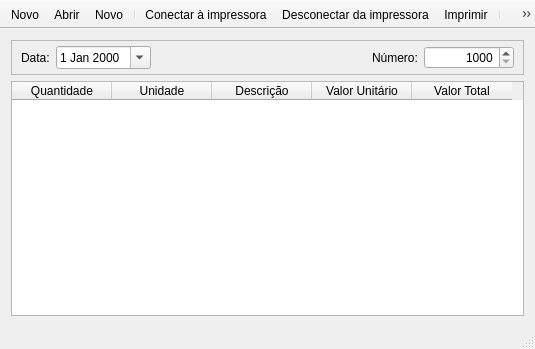
Old version of the form mainwindow.ui in the repository leidensj/BKVale.
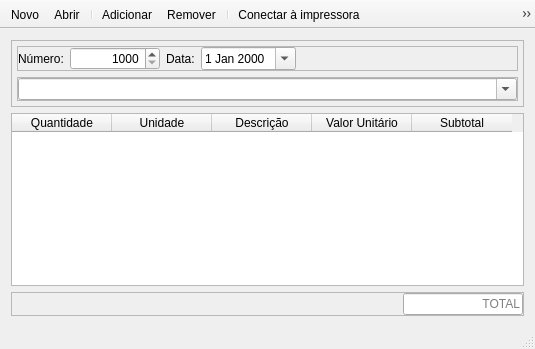
New version of the form. Icons and pictures are not drawn.

```diff
--- a/mainwindow.ui
+++ b/mainwindow.ui
@@ -27,92 +27,162 @@
       <property name="frameShadow">
        <enum>QFrame::Plain</enum>
       </property>
-      <layout class="QHBoxLayout" name="horizontalLayout_4">
+      <layout class="QVBoxLayout" name="verticalLayout_2">
+       <property name="spacing">
+        <number>6</number>
+       </property>
        <property name="leftMargin">
-        <number>9</number>
+        <number>5</number>
        </property>
        <property name="topMargin">
         <number>5</number>
        </property>
        <property name="rightMargin">
-        <number>9</number>
+        <number>5</number>
        </property>
        <property name="bottomMargin">
         <number>5</number>
        </property>
        <item>
-        <widget class="QLabel" name="label">
-         <property name="text">
-          <string>Data:</string>
+        <widget class="QFrame" name="frame_3">
+         <property name="frameShape">
+          <enum>QFrame::StyledPanel</enum>
          </property>
-        </widget>
-       </item>
-       <item>
-        <widget class="QDateEdit" name="dateEdit">
-         <property name="wrapping">
-          <bool>false</bool>
+         <property name="frameShadow">
+          <enum>QFrame::Raised</enum>
          </property>
-         <property name="frame">
-          <bool>true</bool>
-         </property>
-         <property name="buttonSymbols">
-          <enum>QAbstractSpinBox::UpDownArrows</enum>
-         </property>
-         <property name="calendarPopup">
-          <bool>true</bool>
-         </property>
+         <layout class="QHBoxLayout" name="horizontalLayout_2">
+          <property name="leftMargin">
+           <number>0</number>
+          </property>
+          <property name="topMargin">
+           <number>0</number>
+          </property>
+          <property name="rightMargin">
+           <number>0</number>
+          </property>
+          <property name="bottomMargin">
+           <number>0</number>
+          </property>
+          <item>
+           <widget class="QLabel" name="label_2">
+            <property name="text">
+             <string>Número:</string>
+            </property>
+           </widget>
+          </item>
+          <item>
+           <widget class="QSpinBox" name="id">
+            <property name="minimumSize">
+             <size>
+              <width>90</width>
+              <height>0</height>
+             </size>
+            </property>
+            <property name="alignment">
+             <set>Qt::AlignRight|Qt::AlignTrailing|Qt::AlignVCenter</set>
+            </property>
+            <property name="readOnly">
+             <bool>false</bool>
+            </property>
+            <property name="correctionMode">
+             <enum>QAbstractSpinBox::CorrectToNearestValue</enum>
+            </property>
+            <property name="minimum">
+             <number>1000</number>
+            </property>
+            <property name="maximum">
+             <number>999999999</number>
+            </property>
+           </widget>
+          </item>
+          <item>
+           <widget class="QLabel" name="label">
+            <property name="text">
+             <string>Data:</string>
+            </property>
+           </widget>
+          </item>
+          <item>
+           <widget class="QDateEdit" name="date">
+            <property name="wrapping">
+             <bool>false</bool>
+            </property>
+            <property name="frame">
+             <bool>true</bool>
+            </property>
+            <property name="buttonSymbols">
+             <enum>QAbstractSpinBox::UpDownArrows</enum>
+            </property>
+            <property name="calendarPopup">
+             <bool>true</bool>
+            </property>
+           </widget>
+          </item>
+          <item>
+           <spacer name="horizontalSpacer">
+            <property name="orientation">
+             <enum>Qt::Horizontal</enum>
+            </property>
+            <property name="sizeHint" stdset="0">
+             <size>
+              <width>40</width>
+              <height>20</height>
+             </size>
+            </property>
+           </spacer>
+          </item>
+         </layout>
         </widget>
        </item>
        <item>
-        <spacer name="horizontalSpacer">
-         <property name="orientation">
-          <enum>Qt::Horizontal</enum>
+        <widget class="QFrame" name="frame_4">
+         <property name="frameShape">
+          <enum>QFrame::StyledPanel</enum>
          </property>
-         <property name="sizeHint" stdset="0">
-          <size>
-           <width>40</width>
-           <height>20</height>
-          </size>
+         <property name="frameShadow">
+          <enum>QFrame::Raised</enum>
          </property>
-        </spacer>
-       </item>
-       <item>
-        <widget class="QLabel" name="label_2">
-         <property name="text">
-          <string>Número:</string>
-         </property>
-        </widget>
-       </item>
-       <item>
-        <widget class="QSpinBox" name="spinBox">
-         <property name="minimumSize">
-          <size>
-           <width>90</width>
-           <height>0</height>
-          </size>
-         </property>
-         <property name="alignment">
-          <set>Qt::AlignRight|Qt::AlignTrailing|Qt::AlignVCenter</set>
-         </property>
-         <property name="readOnly">
-          <bool>false</bool>
-         </property>
-         <property name="correctionMode">
-          <enum>QAbstractSpinBox::CorrectToNearestValue</enum>
-         </property>
-         <property name="minimum">
-          <number>1000</number>
-         </property>
-         <property name="maximum">
-          <number>999999999</number>
-         </property>
+         <layout class="QHBoxLayout" name="horizontalLayout_3">
+          <property name="leftMargin">
+           <number>0</number>
+          </property>
+          <property name="topMargin">
+           <number>0</number>
+          </property>
+          <property name="rightMargin">
+           <number>0</number>
+          </property>
+          <property name="bottomMargin">
+           <number>0</number>
+          </property>
+          <item>
+           <widget class="QComboBox" name="provider">
+            <property name="sizePolicy">
+             <sizepolicy hsizetype="Expanding" vsizetype="Fixed">
+              <horstretch>0</horstretch>
+              <verstretch>0</verstretch>
+             </sizepolicy>
+            </property>
+            <property name="editable">
+             <bool>true</bool>
+            </property>
+            <property name="insertPolicy">
+             <enum>QComboBox::InsertAlphabetically</enum>
+            </property>
+            <property name="frame">
+             <bool>true</bool>
+            </property>
+           </widget>
+          </item>
+         </layout>
         </widget>
        </item>
       </layout>
      </widget>
     </item>
     <item>
-     <widget class="QTableWidget" name="tableWidget">
+     <widget class="QTableWidget" name="table">
       <property name="alternatingRowColors">
        <bool>true</bool>
       </property>
@@ -120,10 +190,16 @@
        <enum>QAbstractItemView::SingleSelection</enum>
       </property>
       <property name="verticalScrollMode">
-       <enum>QAbstractItemView::ScrollPerPixel</enum>
+       <enum>QAbstractItemView::ScrollPerItem</enum>
       </property>
       <property name="horizontalScrollMode">
-       <enum>QAbstractItemView::ScrollPerPixel</enum>
+       <enum>QAbstractItemView::ScrollPerItem</enum>
+      </property>
+      <property name="cornerButtonEnabled">
+       <bool>true</bool>
+      </property>
+      <property name="rowCount">
+       <number>0</number>
       </property>
       <attribute name="horizontalHeaderHighlightSections">
        <bool>false</bool>
@@ -132,7 +208,7 @@
        <number>100</number>
       </attribute>
       <attribute name="verticalHeaderVisible">
-       <bool>false</bool>
+       <bool>true</bool>
       </attribute>
       <attribute name="verticalHeaderDefaultSectionSize">
        <number>24</number>
@@ -165,11 +241,85 @@
       </column>
       <column>
        <property name="text">
-        <string>Valor Total</string>
+        <string>Subtotal</string>
        </property>
       </column>
      </widget>
     </item>
+    <item>
+     <widget class="QFrame" name="frame">
+      <property name="frameShape">
+       <enum>QFrame::StyledPanel</enum>
+      </property>
+      <property name="frameShadow">
+       <enum>QFrame::Raised</enum>
+      </property>
+      <layout class="QHBoxLayout" name="horizontalLayout">
+       <property name="spacing">
+        <number>0</number>
+       </property>
+       <property name="leftMargin">
+        <number>0</number>
+       </property>
+       <property name="topMargin">
+        <number>0</number>
+       </property>
+       <property name="rightMargin">
+        <number>0</number>
+       </property>
+       <property name="bottomMargin">
+        <number>0</number>
+       </property>
+       <item>
+        <spacer name="horizontalSpacer_2">
+         <property name="orientation">
+          <enum>Qt::Horizontal</enum>
+         </property>
+         <property name="sizeHint" stdset="0">
+          <size>
+           <width>40</width>
+           <height>20</height>
+          </size>
+         </property>
+        </spacer>
+       </item>
+       <item>
+        <widget class="QLineEdit" name="total">
+         <property name="enabled">
+          <bool>true</bool>
+         </property>
+         <property name="minimumSize">
+          <size>
+           <width>120</width>
+           <height>0</height>
+          </size>
+         </property>
+         <property name="maximumSize">
+          <size>
+           <width>120</width>
+           <height>16777215</height>
+          </size>
+         </property>
+         <property name="echoMode">
+          <enum>QLineEdit::Normal</enum>
+         </property>
+         <property name="alignment">
+          <set>Qt::AlignRight|Qt::AlignTrailing|Qt::AlignVCenter</set>
+         </property>
+         <property name="readOnly">
+          <bool>true</bool>
+         </property>
+         <property name="placeholderText">
+          <string>TOTAL</string>
+         </property>
+         <property name="clearButtonEnabled">
+          <bool>false</bool>
+         </property>
+        </widget>
+       </item>
+      </layout>
+     </widget>
+    </item>
    </layout>
   </widget>
   <widget class="QToolBar" name="mainToolBar">
@@ -192,8 +342,10 @@
     <bool>false</bool>
    </attribute>
    <addaction name="actionNew"/>
-   <addaction name="actionAbrir"/>
+   <addaction name="actionOpen"/>
+   <addaction name="separator"/>
    <addaction name="actionAdd"/>
+   <addaction name="actionRemove"/>
    <addaction name="separator"/>
    <addaction name="actionConnect"/>
    <addaction name="actionDisconnect"/>
@@ -208,10 +360,10 @@
      <normaloff>:/icons/res/add.png</normaloff>:/icons/res/add.png</iconset>
    </property>
    <property name="text">
-    <string>Novo</string>
+    <string>Adicionar</string>
    </property>
    <property name="toolTip">
-    <string>Novo item</string>
+    <string>Adicionar item</string>
    </property>
    <property name="shortcut">
     <string>Alt++</string>
@@ -256,10 +408,10 @@
     <string>Novo</string>
    </property>
    <property name="toolTip">
-    <string>Criar novo vale</string>
+    <string>Novo vale</string>
    </property>
   </action>
-  <action name="actionAbrir">
+  <action name="actionOpen">
    <property name="icon">
     <iconset resource="icons.qrc">
      <normaloff>:/icons/res/open.png</normaloff>:/icons/res/open.png</iconset>
@@ -280,6 +432,21 @@
     <string>Configurações</string>
    </property>
   </action>
+  <action name="actionRemove">
+   <property name="icon">
+    <iconset resource="icons.qrc">
+     <normaloff>:/icons/res/remove.png</normaloff>:/icons/res/remove.png</iconset>
+   </property>
+   <property name="text">
+    <string>Remover</string>
+   </property>
+   <property name="toolTip">
+    <string>Remover item</string>
+   </property>
+   <property name="shortcut">
+    <string>Alt+-</string>
+   </property>
+  </action>
  </widget>
  <layoutdefault spacing="6" margin="11"/>
  <resources>
```
